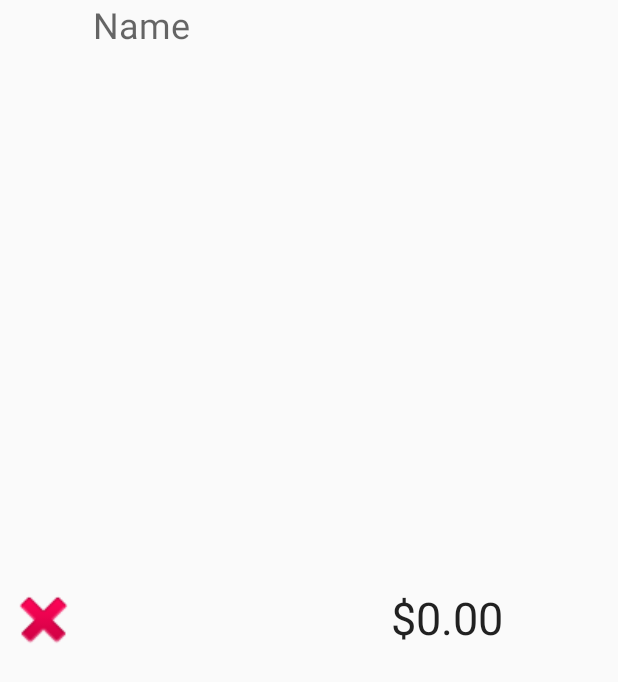
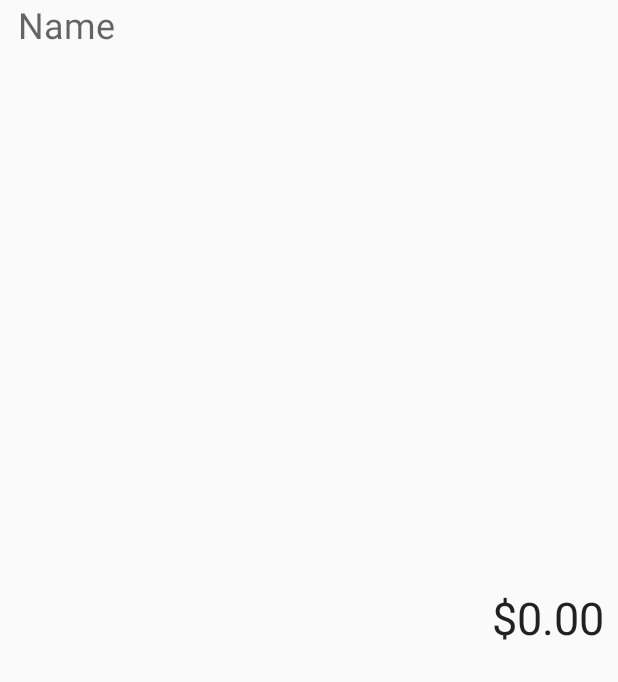
Before and after one commit to steele232/SiblingAgeTracker, an Android app: the layout row_family_member.xml on its own in the app's theme, with its tools: preview values and no code run, on a phone screen of 412 x 824 dp. Shown: the top 682 px of the screen. Run offline under Robolectric (Android 15) with nearby library versions, the phone set to English and light mode, and no system bars.

Commit message:
Got rid of the X on each of the listview items. Getting ready to implement a edit or delete option.

```diff
--- a/app/src/main/res/layout/row_family_member.xml
+++ b/app/src/main/res/layout/row_family_member.xml
@@ -11,7 +11,7 @@
         android:id="@+id/age"
         android:layout_width="93dp"
         android:layout_height="49dp"
-        android:layout_marginRight="4dp"
+        android:layout_marginRight="0dp"
         android:focusable="false"
         android:gravity="center_vertical|center"
         android:text="$0.00"
@@ -25,55 +25,40 @@
         android:layout_marginBottom="0dp"
         app:layout_constraintLeft_toRightOf="@+id/birthdate"
         android:layout_marginLeft="8dp"
-        app:layout_constraintHorizontal_bias="0.0" />
+        app:layout_constraintHorizontal_bias="1.0" />
 
     <TextView
         android:id="@+id/name"
         android:layout_width="183dp"
         android:layout_height="29dp"
-        android:layout_marginLeft="8dp"
         android:layout_marginRight="0dp"
         android:focusable="false"
         android:gravity="center_vertical"
         android:text="Name"
         android:textAppearance="@style/TextAppearance.AppCompat.Medium"
         android:textSize="24sp"
-        app:layout_constraintLeft_toRightOf="@+id/deleteButton"
         app:layout_constraintRight_toLeftOf="@+id/age"
-        app:layout_constraintHorizontal_bias="0.0"
         app:layout_constraintTop_toTopOf="parent"
         android:layout_marginTop="0dp"
         app:layout_constraintBottom_toBottomOf="parent"
         android:layout_marginBottom="0dp"
-        app:layout_constraintVertical_bias="0.0" />
+        app:layout_constraintVertical_bias="0.0"
+        android:layout_marginLeft="12dp"
+        app:layout_constraintLeft_toLeftOf="parent"
+        app:layout_constraintHorizontal_bias="0.0" />
 
     <TextView
         android:id="@+id/birthdate"
-        android:layout_width="181dp"
+        android:layout_width="166dp"
         android:layout_height="23dp"
         android:focusable="false"
-        app:layout_constraintLeft_toRightOf="@+id/deleteButton"
-        android:layout_marginLeft="8dp"
         app:layout_constraintBottom_toBottomOf="parent"
         android:layout_marginBottom="0dp"
         android:layout_marginTop="0dp"
         app:layout_constraintVertical_bias="1.0"
-        app:layout_constraintTop_toTopOf="parent" />
-
-    <Button
-        android:id="@+id/deleteButton"
-        android:focusable="false"
-        style="@style/Widget.AppCompat.Button.Borderless"
-        android:layout_width="50dp"
-        android:layout_height="50dp"
-        android:layout_marginTop="0dp"
-        android:background="@android:drawable/ic_delete"
-        android:textSize="30sp"
         app:layout_constraintTop_toTopOf="parent"
-        android:layout_marginLeft="4dp"
+        android:layout_marginLeft="12dp"
         app:layout_constraintLeft_toLeftOf="parent"
-        app:layout_constraintBottom_toBottomOf="parent"
-        android:layout_marginBottom="0dp"
-        app:layout_constraintVertical_bias="0.501" />
+        tools:layout_editor_absoluteY="488dp" />
 
 </android.support.constraint.ConstraintLayout>
```
